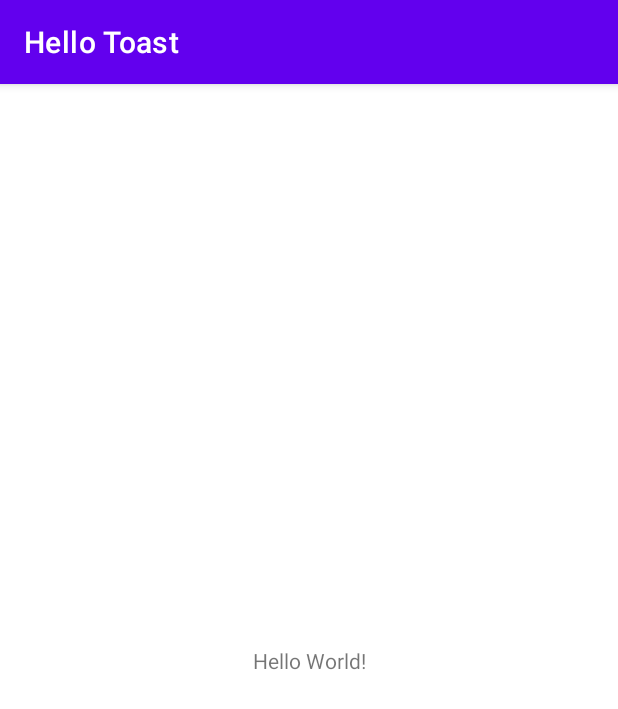
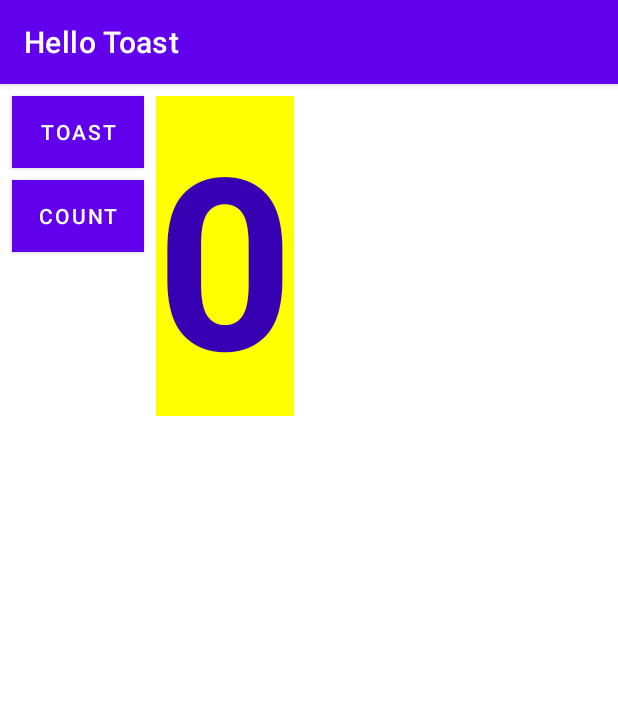
Before and after one commit to prawells/hello-toastt, an Android app: the screen it shows after launch (MainActivity), on a phone screen of 412 x 824 dp. Shown: the top 709 px of the screen. Run offline under Robolectric (Android 15) with nearby library versions, the phone set to English and light mode, and no system bars.

Commit message:
coding challenge

```diff
--- a/app/src/main/java/com/example/hellotoast/MainActivity.java
+++ b/app/src/main/java/com/example/hellotoast/MainActivity.java
@@ -3,12 +3,30 @@ package com.example.hellotoast;
 import androidx.appcompat.app.AppCompatActivity;
 
 import android.os.Bundle;
+import android.view.View;
+import android.widget.TextView;
+import android.widget.Toast;
 
 public class MainActivity extends AppCompatActivity {
+    private int mCount = 0;
+    private TextView mShowCount;
 
     @Override
     protected void onCreate(Bundle savedInstanceState) {
         super.onCreate(savedInstanceState);
         setContentView(R.layout.activity_main);
+        mShowCount = (TextView) findViewById(R.id.show_count);
+    }
+
+    public void countUp(View view) {
+        ++mCount;
+        if (mShowCount != null)
+            mShowCount.setText(Integer.toString(mCount));
+    }
+
+    public void showToast(View view) {
+        Toast toast = Toast.makeText(this, R.string.toast_message,
+                Toast.LENGTH_SHORT);
+        toast.show();
     }
 }
--- a/app/src/main/res/layout/activity_main.xml
+++ b/app/src/main/res/layout/activity_main.xml
@@ -6,13 +6,46 @@
     android:layout_height="match_parent"
     tools:context=".MainActivity">
 
-    <TextView
+    <Button
+        android:id="@+id/button_toast"
         android:layout_width="wrap_content"
         android:layout_height="wrap_content"
-        android:text="Hello World!"
-        app:layout_constraintBottom_toBottomOf="parent"
-        app:layout_constraintLeft_toLeftOf="parent"
-        app:layout_constraintRight_toRightOf="parent"
+        android:layout_marginStart="8dp"
+        android:layout_marginTop="8dp"
+        android:background="@color/purple_700"
+        android:onClick="showToast"
+        android:text="@string/toast"
+        android:textColor="@android:color/white"
+        app:layout_constraintStart_toStartOf="parent"
+        app:layout_constraintTop_toTopOf="parent" />
+
+    <Button
+        android:id="@+id/button_count"
+        android:layout_width="wrap_content"
+        android:layout_height="wrap_content"
+        android:layout_marginStart="8dp"
+        android:layout_marginTop="8dp"
+        android:background="@color/purple_700"
+        android:onClick="countUp"
+        android:text="@string/count"
+        android:textColor="@android:color/white"
+        app:layout_constraintStart_toStartOf="parent"
+        app:layout_constraintTop_toBottomOf="@+id/button_toast" />
+
+    <TextView
+        android:id="@+id/show_count"
+        android:layout_width="wrap_content"
+        android:layout_height="wrap_content"
+        android:layout_marginStart="8dp"
+        android:layout_marginTop="8dp"
+        android:background="#FFFF00"
+        android:gravity="center_vertical"
+        android:text="@string/count_value"
+        android:textAlignment="center"
+        android:textColor="@color/purple_700"
+        android:textSize="160sp"
+        android:textStyle="bold"
+        app:layout_constraintStart_toEndOf="@+id/button_toast"
         app:layout_constraintTop_toTopOf="parent" />
 
 </androidx.constraintlayout.widget.ConstraintLayout>
--- a/app/src/main/res/values/strings.xml
+++ b/app/src/main/res/values/strings.xml
@@ -1,3 +1,7 @@
 <resources>
     <string name="app_name">Hello Toast</string>
+    <string name="count">Count</string>
+    <string name="toast">Toast</string>
+    <string name="count_value">0</string>
+    <string name="toast_message">Hello Toast!</string>
 </resources>
```
Also changed, not shown: app/src/main/res/drawable/coding.gif (added), 1 other file.
